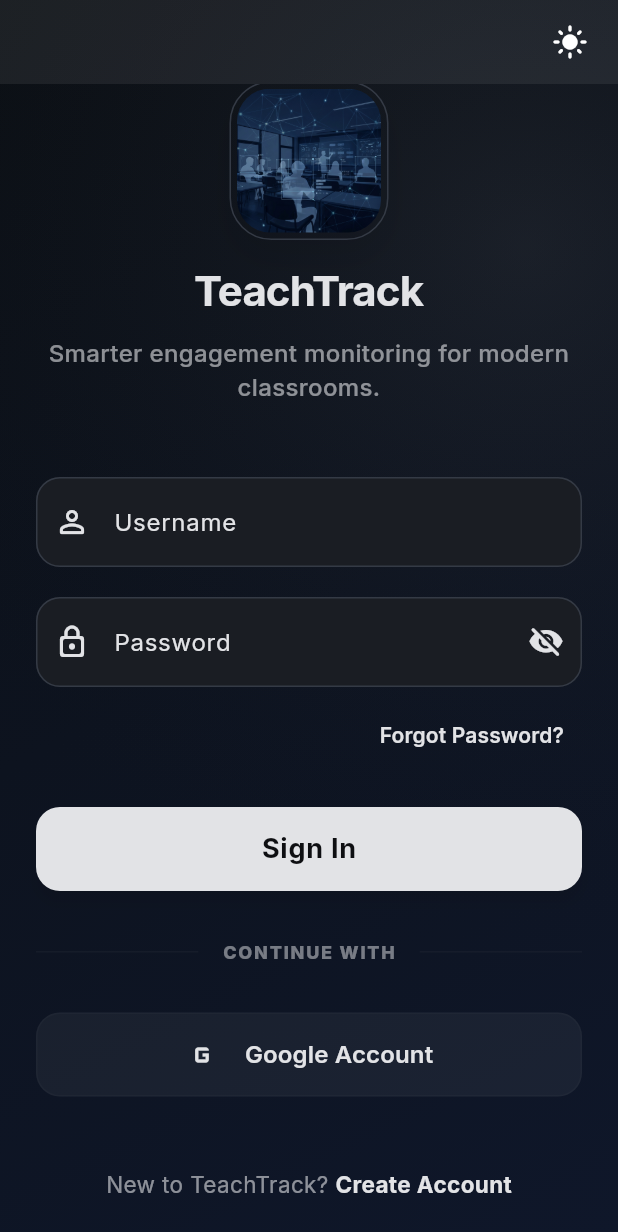
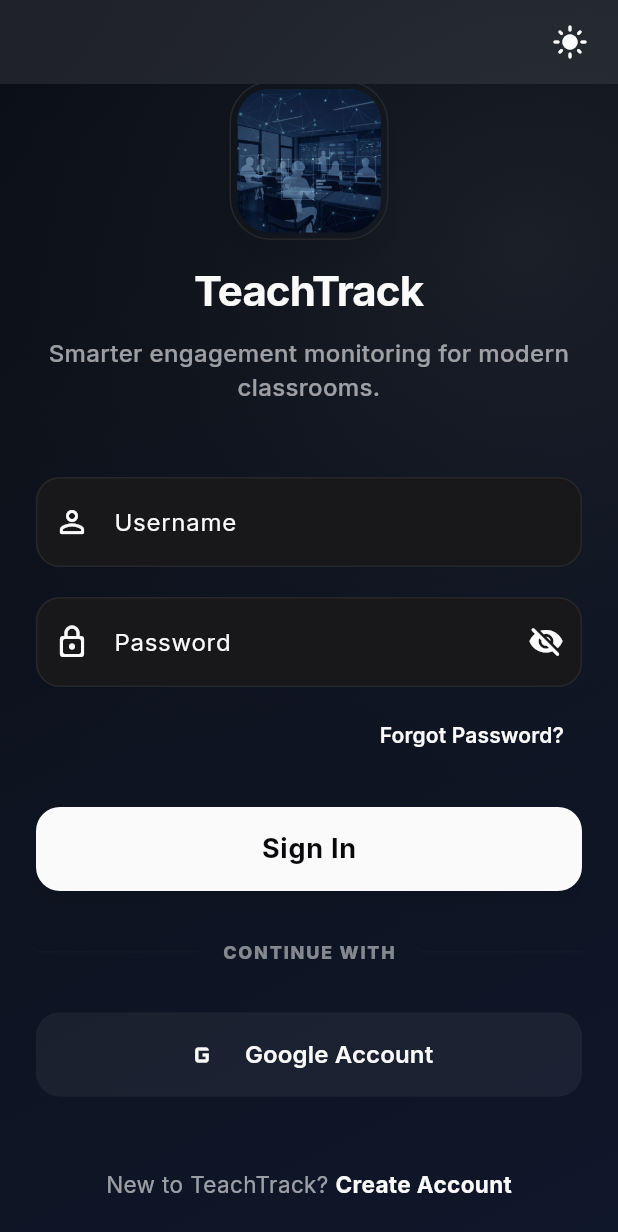
Before and after one commit to kaya0s/TeachTrack, a Flutter app: the screen it shows after launch, scrolled down 42 dp, after a tap on the "dark mode" icon, on a phone screen of 412 x 824 dp. Shown: the top 1232 px of the screen. Run offline on Flutter 3.47's test engine with Material 3 defaults, Android fonts, the phone set to English and light mode, and no system bars; our stand-ins replace dio, firebase_core, fl_chart, flutter_dotenv, flutter_secure_storage, fluttertoast and 4 more; missing offline and left inert: flutter_foreground_task; accounts and stored records are empty; network calls fail.

Commit message:
refactor: update core app infrastructure, providers, and theme management

```diff
--- a/client/lib/app/bootstrap.dart
+++ b/client/lib/app/bootstrap.dart
@@ -12,13 +12,20 @@
 import 'package:teachtrack/features/classroom/presentation/providers/classroom_provider.dart';
 import 'package:teachtrack/features/notifications/presentation/providers/notification_provider.dart';
 import 'package:teachtrack/features/session/presentation/providers/session_provider.dart';
+import 'package:teachtrack/core/providers/navigation_provider.dart';
 
 final GlobalKey<NavigatorState> appNavigatorKey = GlobalKey<NavigatorState>();
 
 Future<void> bootstrap() async {
+  try {
     WidgetsFlutterBinding.ensureInitialized();
     FlutterForegroundTask.initCommunicationPort();
+
+    try {
       await ForegroundSessionService.initialize();
+    } catch (e) {
+      debugPrint("ForegroundSessionService initialization failed: $e");
+    }
 
     try {
       await Firebase.initializeApp();
@@ -56,7 +63,10 @@
               ..startBackgroundPolling(),
           ),
           ChangeNotifierProvider(
-          create: (_) => ThemeProvider(),
+            create: (_) => NavigationProvider(),
+          ),
+          ChangeNotifierProvider(
+            create: (_) => ThemeProvider(storage: di.sl()),
           ),
         ],
         child: ForegroundTaskListener(
@@ -65,4 +75,18 @@
         ),
       ),
     );
+  } catch (e, stack) {
+    debugPrint("Critical bootstrap error: $e");
+    debugPrint(stack.toString());
+    // Still try to run the app, maybe it can recover or show an error screen
+    runApp(
+      MaterialApp(
+        home: Scaffold(
+          body: Center(
+            child: Text("App failed to start: $e"),
+          ),
+        ),
+      ),
+    );
   }
+}
--- a/client/lib/app/widgets/foreground_task_listener.dart
+++ b/client/lib/app/widgets/foreground_task_listener.dart
@@ -40,13 +40,15 @@
       session.stopServerDetector();
       session.stopSession();
       ForegroundSessionService.stop();
-      widget.navigatorKey.currentState?.pushNamedAndRemoveUntil('/', (route) => false);
+      widget.navigatorKey.currentState
+          ?.pushNamedAndRemoveUntil('/', (route) => false);
       return;
     }
     if (action == 'open_session') {
       final sessionId = data['sessionId'];
       if (sessionId is int) {
-        widget.navigatorKey.currentState?.pushNamed('/monitoring?sessionId=$sessionId');
+        widget.navigatorKey.currentState
+            ?.pushNamed('/monitoring?sessionId=$sessionId');
       }
     }
   }
--- a/client/lib/app/widgets/splash_gate.dart
+++ b/client/lib/app/widgets/splash_gate.dart
@@ -12,7 +12,8 @@
   State<SplashGate> createState() => _SplashGateState();
 }
 
-class _SplashGateState extends State<SplashGate> with SingleTickerProviderStateMixin {
+class _SplashGateState extends State<SplashGate>
+    with SingleTickerProviderStateMixin {
   late final AnimationController _controller;
   late final Animation<double> _scale;
   late final Animation<double> _fade;
@@ -83,7 +84,7 @@
                       ClipRRect(
                         borderRadius: BorderRadius.circular(18),
                         child: Image.asset(
-                          'assets/images/ml_bg.png',
+                          'assets/images/logo.png',
                           height: 96,
                           width: 96,
                           fit: BoxFit.cover,
@@ -92,10 +93,11 @@
                       const SizedBox(height: 16),
                       Text(
                         "TeachTrack",
-                        style: Theme.of(context).textTheme.headlineSmall?.copyWith(
-                              fontWeight: FontWeight.w700,
-                              letterSpacing: -0.6,
-                            ),
+                        style:
+                            Theme.of(context).textTheme.headlineSmall?.copyWith(
+                                  fontWeight: FontWeight.w700,
+                                  letterSpacing: -0.6,
+                                ),
                       ),
                     ],
                   ),
@@ -105,7 +107,9 @@
           );
         }
 
-        return auth.isAuthenticated ? const DashboardScreen() : const LoginScreen();
+        return auth.isAuthenticated
+            ? const DashboardScreen()
+            : const LoginScreen();
       },
     );
   }
--- a/client/lib/core/config/env_config.dart
+++ b/client/lib/core/config/env_config.dart
@@ -3,16 +3,25 @@
 
 class EnvConfig {
   static String get baseUrl {
-    String url = dotenv.get('BASE_URL', fallback: 'http://127.0.0.1:8000');
+    String url = dotenv.get('BASE_URL', fallback: '127.0.0.1:8000').trim();
+
+    // Ensure it has a scheme
+    if (!url.startsWith('http://') && !url.startsWith('https://')) {
+      url = 'http://$url';
+    }
 
     // Auto-adjust for Android Emulator if host is localhost
-    if (Platform.isAndroid && (url.contains('127.0.0.1') || url.contains('localhost'))) {
-      return url.replaceAll('127.0.0.1', '10.0.2.2').replaceAll('localhost', '10.0.2.2');
+    if (Platform.isAndroid &&
+        (url.contains('127.0.0.1') || url.contains('localhost'))) {
+      return url
+          .replaceAll('127.0.0.1', '10.0.2.2')
+          .replaceAll('localhost', '10.0.2.2');
     }
     return url;
   }
 
-  static String get apiVersion => dotenv.get('API_VERSION', fallback: '/api/v1');
+  static String get apiVersion =>
+      dotenv.get('API_VERSION', fallback: '/api/v1');
 
   static String get fullUrl => '$baseUrl$apiVersion';
 }
--- a/client/lib/core/di/injection.dart
+++ b/client/lib/core/di/injection.dart
@@ -5,6 +5,7 @@
 import 'package:teachtrack/features/classroom/data/repositories/classroom_repository.dart';
 import 'package:teachtrack/features/notifications/data/repositories/notification_repository.dart';
 import 'package:teachtrack/features/session/data/repositories/session_repository.dart';
+import 'package:teachtrack/app/bootstrap.dart' show appNavigatorKey;
 
 final sl = GetIt.instance; // sl: Service Locator
 
@@ -17,5 +18,8 @@
 
   // Core
   sl.registerLazySingleton(() => const FlutterSecureStorage());
-  sl.registerLazySingleton(() => ApiClient(sl()));
+  // Pass the global navigatorKey so AuthInterceptor can auto-redirect on 401
+  sl.registerLazySingleton<ApiClient>(
+    () => ApiClient(sl(), navigatorKey: appNavigatorKey),
+  );
 }
--- a/client/lib/core/network/api_client.dart
+++ b/client/lib/core/network/api_client.dart
@@ -1,4 +1,5 @@
 import 'package:dio/dio.dart';
+import 'package:flutter/material.dart';
 import '../config/env_config.dart';
 import 'interceptors.dart';
 import 'package:flutter_secure_storage/flutter_secure_storage.dart';
@@ -7,7 +8,7 @@
   late final Dio _dio;
   final FlutterSecureStorage _storage;
 
-  ApiClient(this._storage) {
+  ApiClient(this._storage, {GlobalKey<NavigatorState>? navigatorKey}) {
     _dio = Dio(
       BaseOptions(
         baseUrl: EnvConfig.fullUrl,
@@ -16,11 +17,14 @@
         contentType: Headers.jsonContentType,
       ),
     );
-    _dio.interceptors.add(AuthInterceptor(_storage));
-    _dio.interceptors.add(LogInterceptor(requestBody: true, responseBody: true));
+    _dio.interceptors
+        .add(AuthInterceptor(_storage, navigatorKey: navigatorKey));
+    _dio.interceptors
+        .add(LogInterceptor(requestBody: true, responseBody: true));
   }
 
-  Future<Response> get(String path, {Map<String, dynamic>? queryParameters}) async {
+  Future<Response> get(String path,
+      {Map<String, dynamic>? queryParameters}) async {
     try {
       return await _dio.get(path, queryParameters: queryParameters);
     } on DioException catch (e) {
@@ -28,16 +32,18 @@
     }
   }
 
-  Future<Response> post(String path, {dynamic data, Map<String, dynamic>? queryParameters}) async {
+  Future<Response> post(String path,
+      {dynamic data, Map<String, dynamic>? queryParameters}) async {
     try {
-      return await _dio.post(path, data: data, queryParameters: queryParameters);
+      return await _dio.post(path,
+          data: data, queryParameters: queryParameters);
     } on DioException catch (e) {
       throw _handleError(e);
     }
   }
 
-
-  Future<Response> put(String path, {dynamic data, Map<String, dynamic>? queryParameters}) async {
+  Future<Response> put(String path,
+      {dynamic data, Map<String, dynamic>? queryParameters}) async {
     try {
       return await _dio.put(path, data: data, queryParameters: queryParameters);
     } on DioException catch (e) {
@@ -45,20 +51,24 @@
     }
   }
 
-  Future<Response> patch(String path, {dynamic data, Map<String, dynamic>? queryParameters}) async {
+  Future<Response> patch(String path,
+      {dynamic data, Map<String, dynamic>? queryParameters}) async {
     try {
-      return await _dio.patch(path, data: data, queryParameters: queryParameters);
+      return await _dio.patch(path,
+          data: data, queryParameters: queryParameters);
     } on DioException catch (e) {
       throw _handleError(e);
     }
   }
 
   dynamic _handleError(DioException e) {
+    // 401 is already handled by AuthInterceptor (redirect + toast).
     String message = "Something went wrong";
     if (e.response != null) {
       final data = e.response?.data;
       if (data is Map) {
-        message = data['detail']?.toString() ?? "Server error: ${e.response?.statusCode}";
+        message = data['detail']?.toString() ??
+            "Server error: ${e.response?.statusCode}";
       } else {
         message = "Server error: ${e.response?.statusCode}";
       }
--- a/client/lib/core/network/interceptors.dart
+++ b/client/lib/core/network/interceptors.dart
@@ -1,17 +1,25 @@
 import 'package:dio/dio.dart';
+import 'package:flutter/material.dart';
 import 'package:flutter_secure_storage/flutter_secure_storage.dart';
+import 'package:fluttertoast/fluttertoast.dart';
+import 'package:provider/provider.dart';
+import 'package:teachtrack/core/auth/session_token_store.dart';
+import 'package:teachtrack/features/auth/presentation/providers/auth_provider.dart';
+import 'package:teachtrack/app/widgets/splash_gate.dart';
 
 class AuthInterceptor extends Interceptor {
   final FlutterSecureStorage storage;
+  final GlobalKey<NavigatorState>? navigatorKey;
 
-  AuthInterceptor(this.storage);
+  AuthInterceptor(this.storage, {this.navigatorKey});
 
   @override
   Future<void> onRequest(
     RequestOptions options,
     RequestInterceptorHandler handler,
   ) async {
-    final token = await storage.read(key: 'access_token');
+    final token =
+        SessionTokenStore.token ?? await storage.read(key: 'access_token');
     if (token != null) {
       options.headers['Authorization'] = 'Bearer $token';
     }
@@ -21,8 +29,46 @@
   @override
   void onError(DioException err, ErrorInterceptorHandler handler) {
     if (err.response?.statusCode == 401) {
-      // Handle logout or token refresh if needed
-      storage.delete(key: 'access_token');
+      final path = err.requestOptions.path;
+      // Do not trigger session expiration flow if the 401 is an explicit login failure
+      if (!path.contains('/login')) {
+        final ctx = navigatorKey?.currentContext;
+        bool wasAuthenticated = false;
+
+        if (ctx != null) {
+          try {
+            final authProvider = ctx.read<AuthProvider>();
+            wasAuthenticated = authProvider.isAuthenticated;
+            // 1. Clear stored credentials and reset state
+            authProvider.logout();
+          } catch (_) {
+            // Fallback: manually clear if provider access fails
+            storage.delete(key: 'access_token');
+            SessionTokenStore.clear();
+          }
+        } else {
+          storage.delete(key: 'access_token');
+          SessionTokenStore.clear();
+        }
+
+        // 2. ONLY show toast if they were actually logged in before.
+        // This prevents the toast on app startup during the initial checkAuth().
+        if (wasAuthenticated) {
+          Fluttertoast.showToast(
+            msg: 'Your session has expired. Please sign in again.',
+            backgroundColor: Colors.redAccent,
+            textColor: Colors.white,
+            gravity: ToastGravity.BOTTOM,
+            toastLength: Toast.LENGTH_LONG,
+          );
+        }
+
+        // 3. Navigate to SplashGate to properly rebuild the nav state
+        navigatorKey?.currentState?.pushAndRemoveUntil(
+          MaterialPageRoute(builder: (_) => const SplashGate()),
+          (_) => false,
+        );
+      }
     }
     return handler.next(err);
   }
--- a/client/lib/core/theme/app_theme.dart
+++ b/client/lib/core/theme/app_theme.dart
@@ -3,19 +3,19 @@
 
 class AppTheme {
   // shadcn/ui neutral palette
-  static const Color _lightBackground = Color(0xFFE2E3E6);
+  static const Color _lightBackground = Color(0xFFF9FAFB);
   static const Color _lightSurface = Color(0xFFFFFFFF);
-  static const Color _lightSurfaceAlt = Color(0xFFF5F5F5);
+  static const Color _lightSurfaceAlt = Color(0xFFF3F4F6);
   static const Color _lightText = Color(0xFF0E0F12);
   static const Color _lightMuted = Color(0xFF737373);
   static const Color _lightBorder = Color(0xFFE5E5E5);
 
-  static const Color _darkBackground = Color(0xFF0E0F12);
-  static const Color _darkSurface = Color(0xFF1A1D23);
-  static const Color _darkSurfaceAlt = Color(0xFF232831);
-  static const Color _darkText = Color(0xFFE2E3E6);
-  static const Color _darkMuted = Color(0xFFADB3BE);
-  static const Color _darkBorder = Color(0xFF343A45);
+  static const Color _darkBackground = Color(0xFF09090B);
+  static const Color _darkSurface = Color(0xFF18181B);
+  static const Color _darkSurfaceAlt = Color(0xFF27272A);
+  static const Color _darkText = Color(0xFFFAFAFA);
+  static const Color _darkMuted = Color(0xFFA1A1AA);
+  static const Color _darkBorder = Color(0xFF27272A);
 
   static const Color _error = Color(0xFFEF4444);
 
@@ -46,6 +46,9 @@
         onError: Colors.white,
         surface: surface,
         onSurface: text,
+        surfaceContainerHighest: isDark ? _darkSurfaceAlt : _lightSurfaceAlt,
+        surfaceVariant: isDark ? _darkSurfaceAlt : _lightSurfaceAlt,
+        outline: border,
       ),
       scaffoldBackgroundColor: background,
       appBarTheme: AppBarTheme(
--- a/client/lib/core/theme/theme_provider.dart
+++ b/client/lib/core/theme/theme_provider.dart
@@ -1,24 +1,46 @@
 import 'package:flutter/material.dart';
+import 'package:flutter_secure_storage/flutter_secure_storage.dart';
 
 class ThemeProvider extends ChangeNotifier {
+  static const String _themeKey = 'preferred_theme_mode';
+  final FlutterSecureStorage _storage;
   ThemeMode _themeMode = ThemeMode.system;
+
+  ThemeProvider({FlutterSecureStorage storage = const FlutterSecureStorage()})
+      : _storage = storage {
+    _loadTheme();
+  }
 
   ThemeMode get themeMode => _themeMode;
 
   bool get isDarkMode {
     if (_themeMode == ThemeMode.system) {
-      return WidgetsBinding.instance.platformDispatcher.platformBrightness == Brightness.dark;
+      return WidgetsBinding.instance.platformDispatcher.platformBrightness ==
+          Brightness.dark;
     }
     return _themeMode == ThemeMode.dark;
   }
 
-  void toggleTheme(bool isOn) {
+  Future<void> _loadTheme() async {
+    final savedMode = await _storage.read(key: _themeKey);
+    if (savedMode != null) {
+      _themeMode = ThemeMode.values.firstWhere(
+        (e) => e.name == savedMode,
+        orElse: () => ThemeMode.system,
+      );
+      notifyListeners();
+    }
+  }
+
+  Future<void> toggleTheme(bool isOn) async {
     _themeMode = isOn ? ThemeMode.dark : ThemeMode.light;
+    await _storage.write(key: _themeKey, value: _themeMode.name);
     notifyListeners();
   }
 
-  void setThemeMode(ThemeMode mode) {
+  Future<void> setThemeMode(ThemeMode mode) async {
     _themeMode = mode;
+    await _storage.write(key: _themeKey, value: _themeMode.name);
     notifyListeners();
   }
 }
--- a/client/pubspec.yaml
+++ b/client/pubspec.yaml
@@ -24,6 +24,8 @@
   fluttertoast: ^9.0.0
   flutter_foreground_task: ^9.2.0
   image_picker: ^1.1.2
+  pdf: ^3.10.8
+  printing: ^5.12.0
 
 dev_dependencies:
   flutter_test:
@@ -34,9 +36,9 @@
 flutter_launcher_icons:
   android: "launcher_icon"
   ios: true
-  image_path: "assets/images/ml_bg.png"
+  image_path: "assets/images/logo.png"
   adaptive_icon_background: "#1A237E"
-  adaptive_icon_foreground: "assets/images/ml_bg.png"
+  adaptive_icon_foreground: "assets/images/logo.png"
   min_sdk_android: 21
 
 flutter:
```
Also changed, not shown: client/lib/core/auth/session_token_store.dart (added, +13 -0 lines), client/lib/core/providers/navigation_provider.dart (added, +13 -0 lines), client/lib/core/services/foreground_session_service.dart (+18 -10 lines), client/lib/core/utils/api_date_utils.dart (added, +23 -0 lines), client/lib/core/utils/image_url_resolver.dart (added, +13 -0 lines), client/pubspec.lock, 9 other files. Lines whose indentation alone changed are shown as unchanged.
